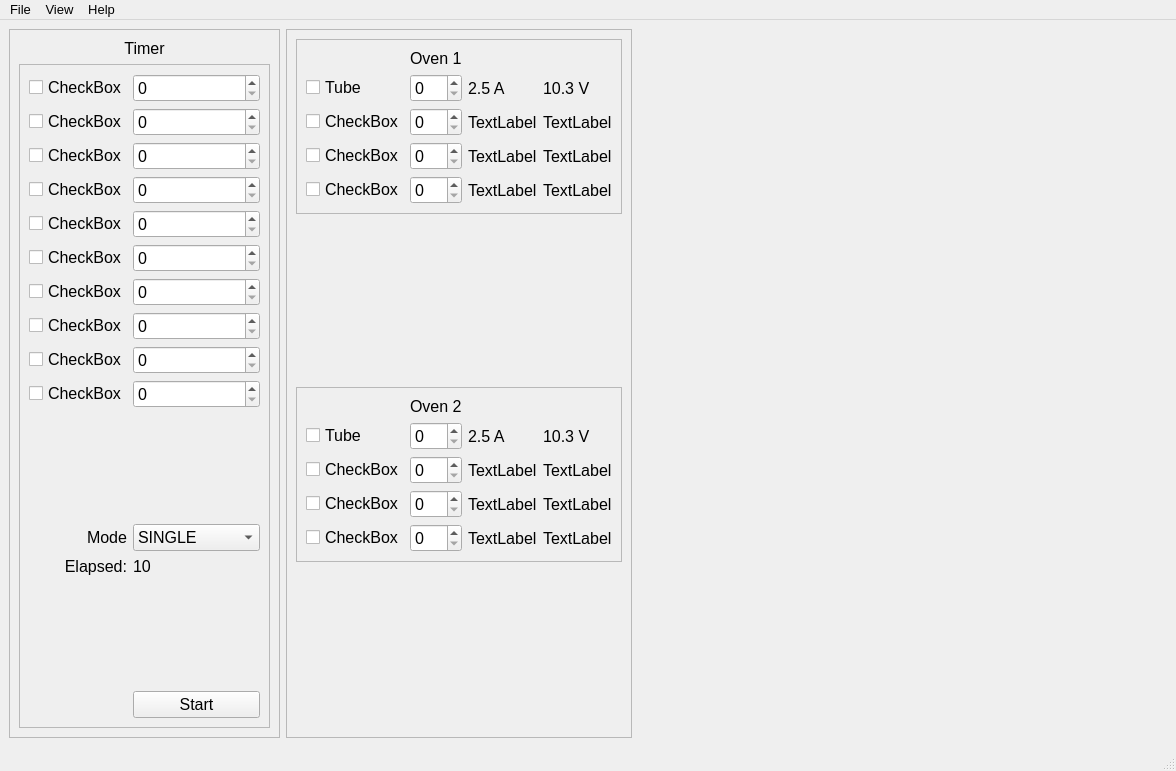
salinsalins/PyIonSourceUI, file PyIonSourceUI.ui: the form before one commit.
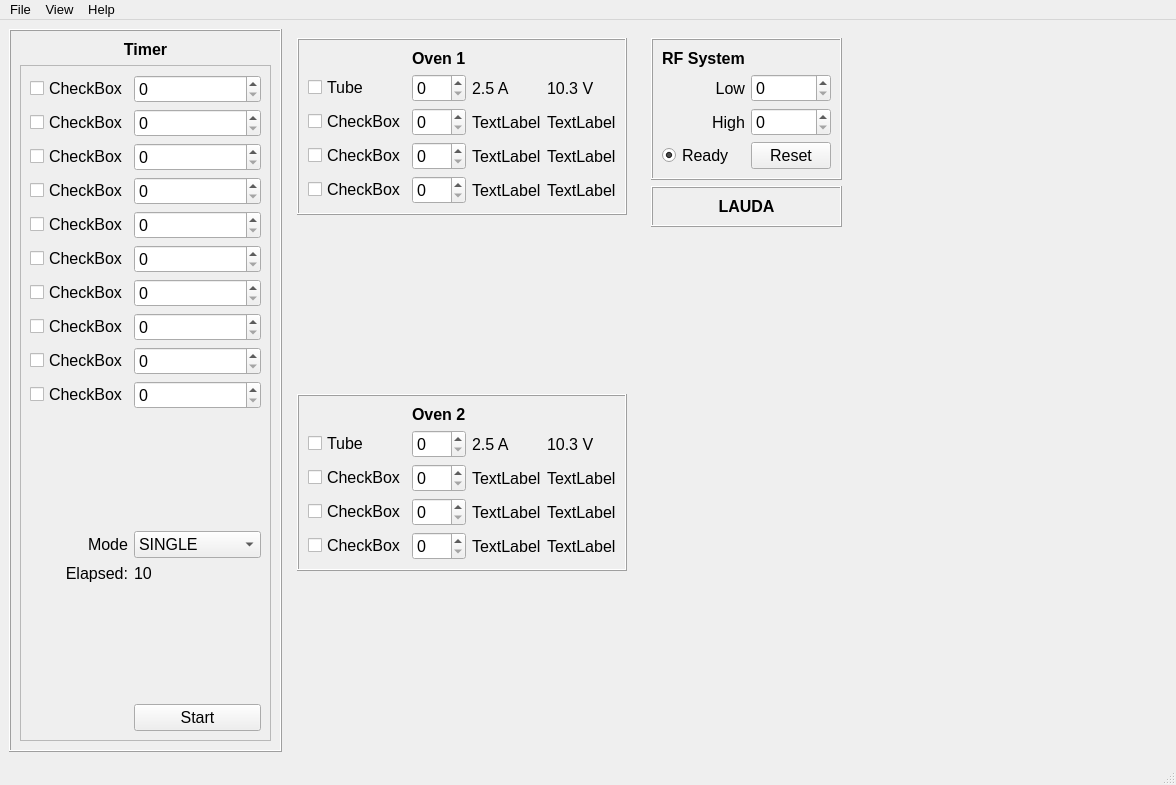
The form after the commit.

Patch:
```diff
--- a/PyIonSourceUI.ui
+++ b/PyIonSourceUI.ui
@@ -7,7 +7,7 @@
     <x>0</x>
     <y>0</y>
     <width>1176</width>
-    <height>771</height>
+    <height>785</height>
    </rect>
   </property>
   <property name="font">
@@ -51,7 +51,7 @@
         <item>
          <widget class="QFrame" name="frame_3">
           <property name="frameShape">
-           <enum>QFrame::StyledPanel</enum>
+           <enum>QFrame::Box</enum>
           </property>
           <property name="frameShadow">
            <enum>QFrame::Raised</enum>
@@ -59,6 +59,12 @@
           <layout class="QVBoxLayout" name="verticalLayout_2">
            <item>
             <widget class="QLabel" name="label_4">
+             <property name="font">
+              <font>
+               <weight>75</weight>
+               <bold>true</bold>
+              </font>
+             </property>
              <property name="text">
               <string>Timer</string>
              </property>
@@ -259,7 +265,7 @@
         <item>
          <widget class="QFrame" name="frame_5">
           <property name="frameShape">
-           <enum>QFrame::StyledPanel</enum>
+           <enum>QFrame::NoFrame</enum>
           </property>
           <property name="frameShadow">
            <enum>QFrame::Raised</enum>
@@ -268,7 +274,7 @@
            <item>
             <widget class="QFrame" name="frame_6">
              <property name="frameShape">
-              <enum>QFrame::StyledPanel</enum>
+              <enum>QFrame::Box</enum>
              </property>
              <property name="frameShadow">
               <enum>QFrame::Raised</enum>
@@ -276,6 +282,12 @@
              <layout class="QGridLayout" name="gridLayout_3">
               <item row="0" column="1">
                <widget class="QLabel" name="label_2">
+                <property name="font">
+                 <font>
+                  <weight>75</weight>
+                  <bold>true</bold>
+                 </font>
+                </property>
                 <property name="text">
                  <string>Oven 1</string>
                 </property>
@@ -396,7 +408,7 @@
            <item>
             <widget class="QFrame" name="frame_7">
              <property name="frameShape">
-              <enum>QFrame::StyledPanel</enum>
+              <enum>QFrame::Box</enum>
              </property>
              <property name="frameShadow">
               <enum>QFrame::Raised</enum>
@@ -448,6 +460,12 @@
               </item>
               <item row="1" column="1">
                <widget class="QLabel" name="label_18">
+                <property name="font">
+                 <font>
+                  <weight>75</weight>
+                  <bold>true</bold>
+                 </font>
+                </property>
                 <property name="text">
                  <string>Oven 2</string>
                 </property>
@@ -524,6 +542,136 @@
           </layout>
          </widget>
         </item>
+        <item>
+         <widget class="QFrame" name="frame_11">
+          <property name="frameShape">
+           <enum>QFrame::NoFrame</enum>
+          </property>
+          <property name="frameShadow">
+           <enum>QFrame::Raised</enum>
+          </property>
+          <layout class="QVBoxLayout" name="verticalLayout_7">
+           <item>
+            <widget class="QFrame" name="frame_10">
+             <property name="frameShape">
+              <enum>QFrame::Box</enum>
+             </property>
+             <property name="frameShadow">
+              <enum>QFrame::Raised</enum>
+             </property>
+             <layout class="QGridLayout" name="gridLayout_6">
+              <item row="2" column="0">
+               <widget class="QLabel" name="label_26">
+                <property name="text">
+                 <string>High</string>
+                </property>
+                <property name="alignment">
+                 <set>Qt::AlignRight|Qt::AlignTrailing|Qt::AlignVCenter</set>
+                </property>
+               </widget>
+              </item>
+              <item row="2" column="1">
+               <widget class="QSpinBox" name="spinBox_21"/>
+              </item>
+              <item row="1" column="0">
+               <widget class="QLabel" name="label_28">
+                <property name="text">
+                 <string>Low</string>
+                </property>
+                <property name="alignment">
+                 <set>Qt::AlignRight|Qt::AlignTrailing|Qt::AlignVCenter</set>
+                </property>
+               </widget>
+              </item>
+              <item row="1" column="1">
+               <widget class="QSpinBox" name="spinBox_20"/>
+              </item>
+              <item row="3" column="0">
+               <widget class="QRadioButton" name="radioButton">
+                <property name="enabled">
+                 <bool>true</bool>
+                </property>
+                <property name="text">
+                 <string>Ready</string>
+                </property>
+                <property name="checkable">
+                 <bool>true</bool>
+                </property>
+                <property name="checked">
+                 <bool>true</bool>
+                </property>
+               </widget>
+              </item>
+              <item row="3" column="1">
+               <widget class="QPushButton" name="pushButton">
+                <property name="text">
+                 <string>Reset</string>
+                </property>
+               </widget>
+              </item>
+              <item row="0" column="0">
+               <widget class="QLabel" name="label_27">
+                <property name="font">
+                 <font>
+                  <weight>75</weight>
+                  <bold>true</bold>
+                 </font>
+                </property>
+                <property name="text">
+                 <string>RF System</string>
+                </property>
+                <property name="alignment">
+                 <set>Qt::AlignCenter</set>
+                </property>
+               </widget>
+              </item>
+             </layout>
+            </widget>
+           </item>
+           <item>
+            <widget class="QFrame" name="frame_12">
+             <property name="frameShape">
+              <enum>QFrame::Box</enum>
+             </property>
+             <property name="frameShadow">
+              <enum>QFrame::Raised</enum>
+             </property>
+             <layout class="QGridLayout" name="gridLayout_7">
+              <item row="0" column="0">
+               <widget class="QLabel" name="label_29">
+                <property name="font">
+                 <font>
+                  <weight>75</weight>
+                  <bold>true</bold>
+                 </font>
+                </property>
+                <property name="text">
+                 <string>LAUDA</string>
+                </property>
+                <property name="alignment">
+                 <set>Qt::AlignCenter</set>
+                </property>
+               </widget>
+              </item>
+             </layout>
+            </widget>
+           </item>
+           <item>
+            <spacer name="verticalSpacer_7">
+             <property name="orientation">
+              <enum>Qt::Vertical</enum>
+             </property>
+             <property name="sizeHint" stdset="0">
+              <size>
+               <width>20</width>
+               <height>40</height>
+              </size>
+             </property>
+            </spacer>
+           </item>
+          </layout>
+         </widget>
+        </item>
         <item>
          <spacer name="horizontalSpacer">
           <property name="orientation">
```
